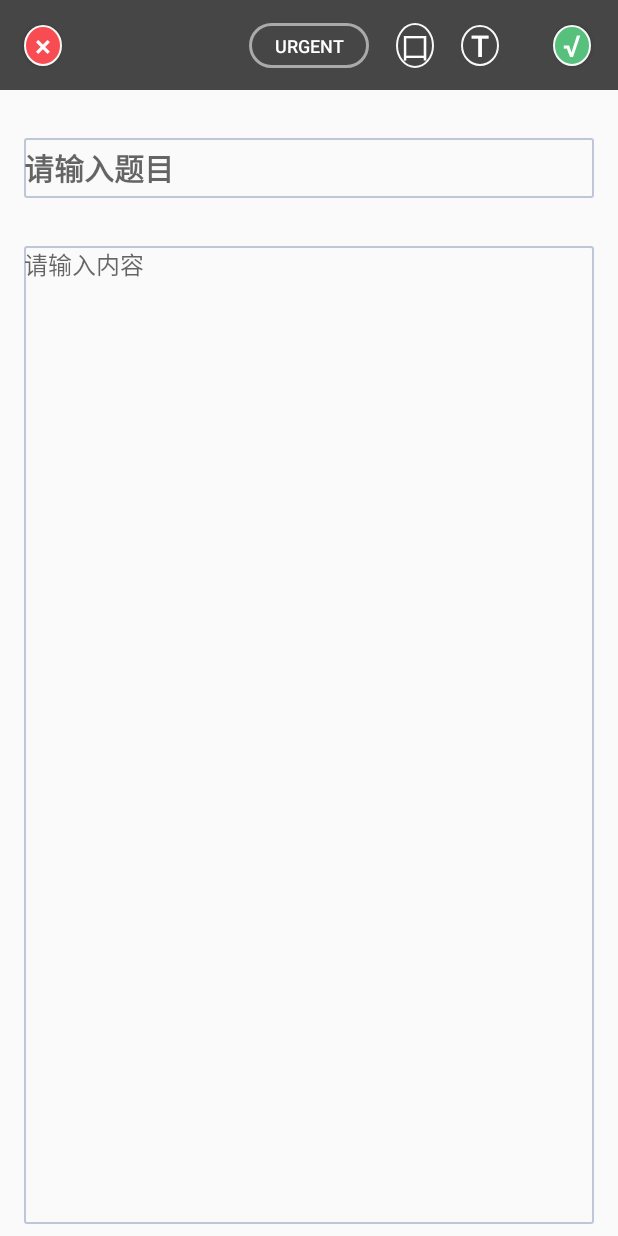
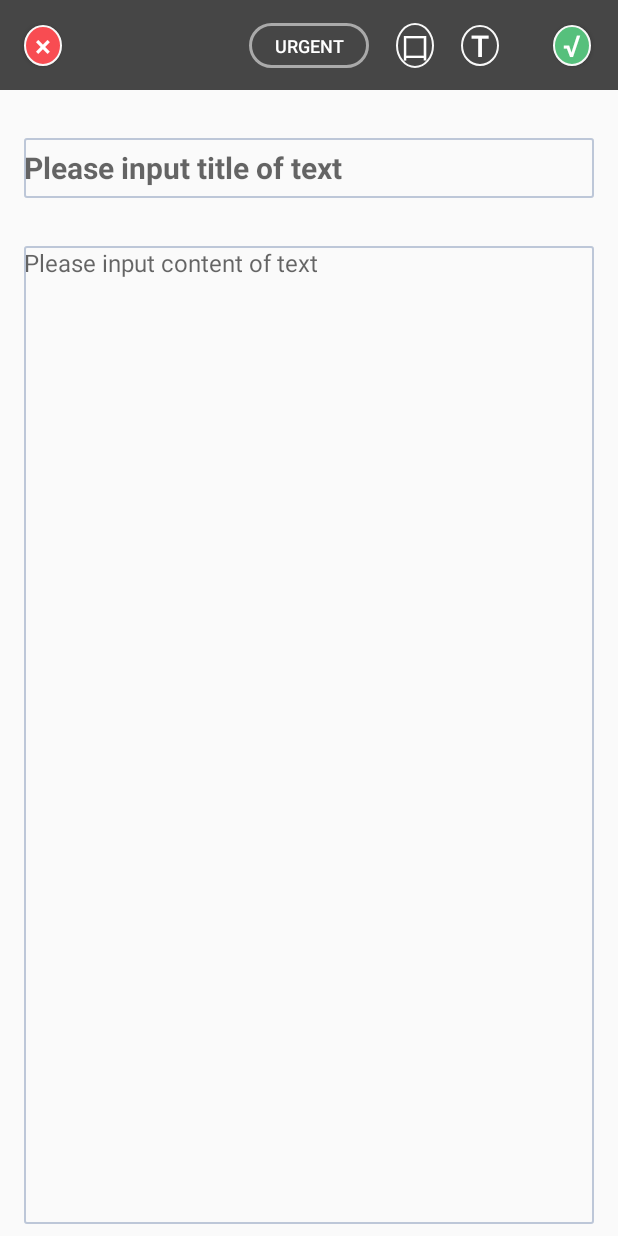
Before and after one commit to CHUBBY799/Memo, an Android app: the TextActivity screen opened directly, with no data from a screen before it, on a phone screen of 412 x 824 dp. Run offline under Robolectric (Android 15) with nearby library versions, the phone set to English and light mode, and no system bars.

Commit message:
All in English now

```diff
--- a/app/build.gradle
+++ b/app/build.gradle
@@ -21,7 +21,7 @@ android {
 dependencies {
     implementation fileTree(dir: 'libs', include: ['*.jar'])
     implementation 'com.android.support:appcompat-v7:28.0.0-rc02'
-    implementation 'com.android.support.constraint:constraint-layout:1.1.2'
+    implementation 'com.android.support.constraint:constraint-layout:1.1.3'
     testImplementation 'junit:junit:4.12'
     androidTestImplementation 'com.android.support.test:runner:1.0.2'
     androidTestImplementation 'com.android.support.test.espresso:espresso-core:3.0.2'
--- a/app/src/main/res/values/strings.xml
+++ b/app/src/main/res/values/strings.xml
@@ -2,8 +2,8 @@
     <string name="app_name">Memo</string>
     <string name="add_text">add_text</string>
     <string name="urgent">urgent</string>
-    <string name="edit_title_hint">请输入题目</string>
-    <string name="edit_content_hint">请输入内容</string>
+    <string name="edit_title_hint">Please input title of text</string>
+    <string name="edit_content_hint">Please input content of text</string>
     <string name="text_cancel">×</string>
     <string name="text_clock">口</string>
     <string name="text_color">T</string>
```
